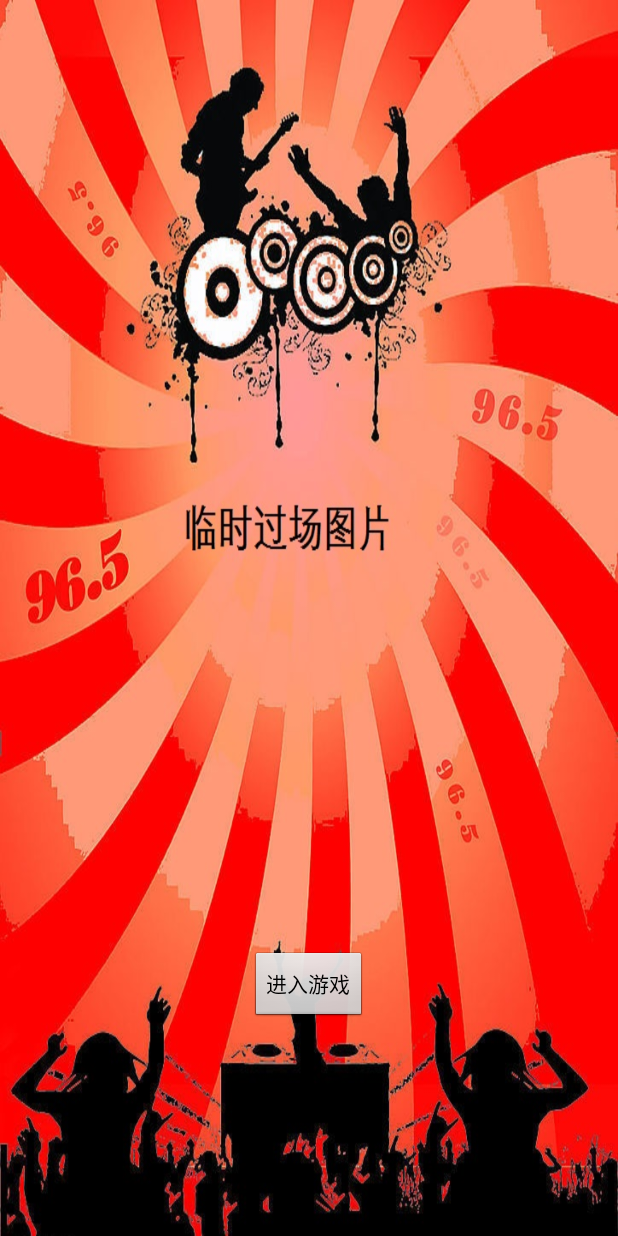
After one commit to gpalw/GAME_Lwmusic, an Android app: the layout first_activity.xml on its own in the app's theme, with its tools: preview values and no code run, on a phone screen of 412 x 824 dp. The commit adds this screen. Run offline under Robolectric (Android 15) with nearby library versions, the phone set to English and light mode, and no system bars.

Commit message:
1.添加进入页面 2.添加icon

```diff
--- /dev/null
+++ b/app/src/main/res/layout/first_activity.xml
@@ -0,0 +1,16 @@
+<?xml version="1.0" encoding="utf-8"?>
+<RelativeLayout xmlns:android="http://schemas.android.com/apk/res/android"
+    android:orientation="vertical" android:layout_width="match_parent"
+    android:layout_height="match_parent"
+    android:background="@mipmap/first_photo">
+
+<Button
+    android:layout_width="wrap_content"
+    android:layout_height="wrap_content"
+    android:gravity="center"
+    android:text="@string/inside"
+    android:layout_alignParentBottom="true"
+    android:layout_centerHorizontal="true"
+    android:id="@+id/btn_first"
+    android:layout_marginBottom="142dp" />
+</RelativeLayout>
--- a/app/src/main/res/values/strings.xml
+++ b/app/src/main/res/values/strings.xml
@@ -4,4 +4,5 @@
     <string name="hello_world">Hello world!</string>
     <string name="action_settings">Settings</string>
     <string name="OK">好</string>
+    <string name="inside">进入游戏</string>
 </resources>
```
Also changed, not shown: app/src/main/AndroidManifest.xml (+4 -3 lines), app/src/main/java/com/example/lenovo/ui/FirstActivity.java (added, +32 -0 lines), app/src/main/res/drawable/ic_icon.jpg (added), app/src/main/res/mipmap/first_photo.jpg (added).
